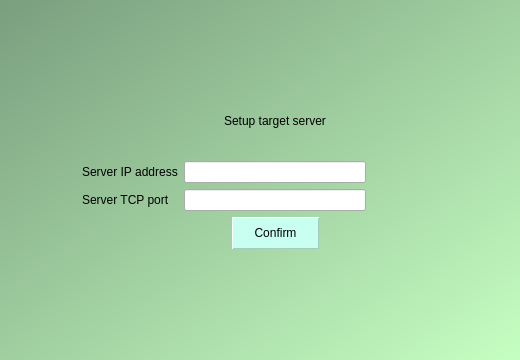
Above: CLIENT/GUI/ui/gui_server.ui from GiuliCler/GIMPteam before the change. Below: the same form after it.
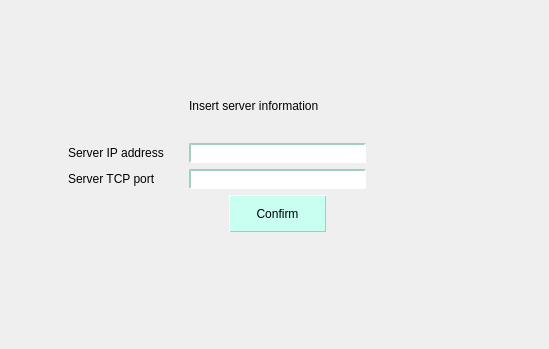
That is the form after the change.

Commit message:
Server setup improved and stuff
Ho anche impostato un basilare controllo di password in fase di creazione

```diff
--- a/CLIENT/GUI/ui/gui_server.ui
+++ b/CLIENT/GUI/ui/gui_server.ui
@@ -1,33 +1,22 @@
 <?xml version="1.0" encoding="UTF-8"?>
 <ui version="4.0">
  <class>GUI_Server</class>
- <widget class="QDialog" name="GUI_Server">
+ <widget class="QWidget" name="GUI_Server">
   <property name="geometry">
    <rect>
     <x>0</x>
     <y>0</y>
-    <width>520</width>
-    <height>360</height>
+    <width>549</width>
+    <height>349</height>
    </rect>
   </property>
   <property name="windowTitle">
    <string>Dialog</string>
   </property>
   <property name="styleSheet">
-   <string notr="true">QDialog{
-	background-color: qlineargradient(spread:pad, x1:0, y1:0, x2:1, y2:1, stop:0 rgba(122, 158, 126, 255), stop:1 rgba(198, 255, 194, 255));
-}
-
-QWidget#backgroundWidget{
-	background-color: qlineargradient(spread:reflect, x1:0.5, y1:0, x2:0.5, y2:0.49, stop:0 rgba(207, 245, 236, 255), stop:0.17 rgba(215, 255, 245, 255), stop:1 rgba(230, 255, 249, 255));
-	border-width: 1px;
-	border-style: solid;
-	border-color: hsv(165, 55, 205);
-}
-
-QPushButton {
-	min-height: 20px;
-	min-width: 65px;
+   <string notr="true">QPushButton {
+	min-height: 25px;
+	min-width: 75px;
 	padding: 5px;	
 	padding-left: 10px;
 	padding-right: 10px;
@@ -46,46 +35,43 @@
 QPushButton:pressed,QPushButton:checked {
     border-style: inset;
 	background-color: hsv(165, 55, 220);
+}
+
+QLineEdit{
+    border-width: 2px;
+	border-style: inset;
+	border-color: hsv(165, 55, 205);
+}
+
+QLineEdit:focus{
+	border-color: hsv(165, 105, 205);
 }</string>
   </property>
-  <layout class="QGridLayout" name="gridLayout" rowstretch="4,0,1,0,0,0,4" columnstretch="1,1,0,2">
+  <layout class="QGridLayout" name="gridLayout" rowstretch="4,0,1,0,0,0,5" columnstretch="1,2,0,3" rowminimumheight="0,0,0,0,0,0,0">
    <item row="0" column="2">
-    <spacer name="verticalSpacer_3">
+    <spacer name="verticalSpacer">
      <property name="orientation">
       <enum>Qt::Vertical</enum>
      </property>
      <property name="sizeHint" stdset="0">
       <size>
        <width>20</width>
-       <height>117</height>
+       <height>71</height>
       </size>
      </property>
     </spacer>
    </item>
    <item row="1" column="2">
     <layout class="QHBoxLayout" name="horizontalLayout">
-     <item>
-      <spacer name="horizontalSpacer_3">
-       <property name="orientation">
-        <enum>Qt::Horizontal</enum>
-       </property>
-       <property name="sizeHint" stdset="0">
-        <size>
-         <width>40</width>
-         <height>20</height>
-        </size>
-       </property>
-      </spacer>
-     </item>
      <item>
       <widget class="QLabel" name="descriptionLabel">
        <property name="text">
-        <string>Setup target server</string>
+        <string>Insert server information</string>
        </property>
       </widget>
      </item>
      <item>
-      <spacer name="horizontalSpacer_4">
+      <spacer name="horizontalSpacer_3">
        <property name="orientation">
         <enum>Qt::Horizontal</enum>
        </property>
@@ -99,6 +85,19 @@
      </item>
     </layout>
    </item>
+   <item row="2" column="0">
+    <spacer name="horizontalSpacer">
+     <property name="orientation">
+      <enum>Qt::Horizontal</enum>
+     </property>
+     <property name="sizeHint" stdset="0">
+      <size>
+       <width>82</width>
+       <height>20</height>
+      </size>
+     </property>
+    </spacer>
+   </item>
    <item row="2" column="2">
     <spacer name="verticalSpacer_2">
      <property name="orientation">
@@ -107,19 +106,19 @@
      <property name="sizeHint" stdset="0">
       <size>
        <width>20</width>
-       <height>28</height>
+       <height>20</height>
       </size>
      </property>
     </spacer>
    </item>
-   <item row="3" column="0">
-    <spacer name="horizontalSpacer">
+   <item row="2" column="3">
+    <spacer name="horizontalSpacer_2">
      <property name="orientation">
       <enum>Qt::Horizontal</enum>
      </property>
      <property name="sizeHint" stdset="0">
       <size>
-       <width>68</width>
+       <width>158</width>
        <height>20</height>
       </size>
      </property>
@@ -135,19 +134,6 @@
    <item row="3" column="2">
     <widget class="QLineEdit" name="addressLineEdit"/>
    </item>
-   <item row="3" column="3">
-    <spacer name="horizontalSpacer_2">
-     <property name="orientation">
-      <enum>Qt::Horizontal</enum>
-     </property>
-     <property name="sizeHint" stdset="0">
-      <size>
-       <width>139</width>
-       <height>20</height>
-      </size>
-     </property>
-    </spacer>
-   </item>
    <item row="4" column="1">
     <widget class="QLabel" name="portLabel">
      <property name="text">
@@ -181,7 +167,7 @@
       </widget>
      </item>
      <item>
-      <spacer name="horizontalSpacer_6">
+      <spacer name="horizontalSpacer_4">
        <property name="orientation">
         <enum>Qt::Horizontal</enum>
        </property>
@@ -196,14 +182,14 @@
     </layout>
    </item>
    <item row="6" column="2">
-    <spacer name="verticalSpacer">
+    <spacer name="verticalSpacer_3">
      <property name="orientation">
       <enum>Qt::Vertical</enum>
      </property>
      <property name="sizeHint" stdset="0">
       <size>
        <width>20</width>
-       <height>117</height>
+       <height>90</height>
       </size>
      </property>
     </spacer>
```
Left out of the diff: 4 changed lines with no effect on the pictures. The commit also changes 13 other files.
